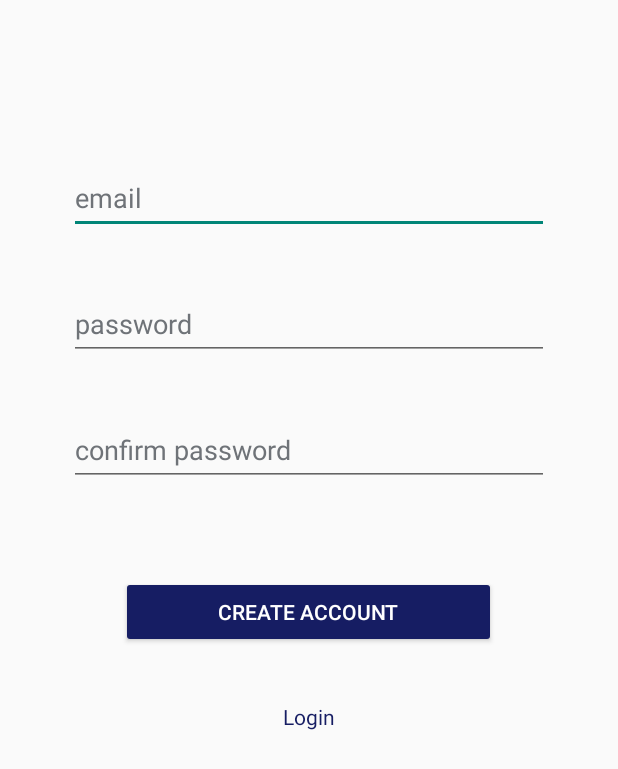
After one commit to jkieltyka15/cmsc-628-hw3-aws-mood-journal-app, an Android app: the layout fragment_signup.xml on its own in the app's theme, with its tools: preview values and no code run, on a phone screen of 412 x 824 dp. The commit adds this screen. Shown: the top 769 px of the screen. Run offline under Robolectric (Android 15) with nearby library versions, the phone set to English and light mode, and no system bars.

Commit message:
MJ: Created signup fragment.

```diff
--- /dev/null
+++ b/app/src/main/java/com/example/moodjournal/SignupFragment.java
@@ -0,0 +1,30 @@
+package com.example.moodjournal;
+
+import android.os.Bundle;
+import android.view.LayoutInflater;
+import android.view.View;
+import android.view.ViewGroup;
+
+import androidx.fragment.app.Fragment;
+
+
+public class SignupFragment extends Fragment {
+
+    /**
+     * Called when fragment view is created
+     *
+     * @param inflater: Used to inflate any views in the fragment
+     * @param container: Parent view that the fragment UI should be attached to
+     * @param savedInstanceState: Previous saved state
+     *
+     * @return View of fragment
+     */
+    @Override
+    public View onCreateView(LayoutInflater inflater,
+                             ViewGroup container,
+                             Bundle savedInstanceState) {
+
+        // inflate the layout for this fragment
+        return inflater.inflate(R.layout.fragment_login, container, false);
+    }
+}
--- /dev/null
+++ b/app/src/main/res/layout/fragment_signup.xml
@@ -0,0 +1,98 @@
+<?xml version="1.0" encoding="utf-8"?>
+<LinearLayout xmlns:android="http://schemas.android.com/apk/res/android"
+    xmlns:tools="http://schemas.android.com/tools"
+    android:layout_width="match_parent"
+    android:layout_height="match_parent"
+    android:orientation="vertical"
+    tools:context=".LoginFragment">
+
+    <Space
+        android:layout_width="match_parent"
+        android:layout_height="108sp" />
+
+    <EditText
+        android:id="@+id/editText_signup_email"
+        android:layout_width="320dp"
+        android:layout_height="48dp"
+        android:layout_gravity="center_horizontal"
+        android:autofillHints="@string/login_email_hint"
+        android:ems="10"
+        android:hint="@string/login_email_accessibility"
+        android:imeActionLabel="@string/login_email_accessibility"
+        android:inputType="textEmailAddress"
+        android:maxWidth="320dp"
+        android:textColor="@color/login_email_text"
+        android:textColorHint="@color/login_email_hint" />
+
+    <Space
+        android:layout_width="match_parent"
+        android:layout_height="36sp" />
+
+    <EditText
+        android:id="@+id/editText_signup_password"
+        android:layout_width="320dp"
+        android:layout_height="48dp"
+        android:layout_gravity="center_horizontal"
+        android:autofillHints="@string/login_password_hint"
+        android:ems="10"
+        android:hint="@string/login_password_accessibility"
+        android:inputType="textPassword"
+        android:maxWidth="320dp"
+        android:textColor="@color/login_password_text"
+        android:textColorHint="@color/login_password_hint" />
+
+    <Space
+        android:layout_width="match_parent"
+        android:layout_height="36sp" />
+
+    <EditText
+        android:id="@+id/editText_signup_password_confirm"
+        android:layout_width="320dp"
+        android:layout_height="48dp"
+        android:layout_gravity="center_horizontal"
+        android:autofillHints="@string/signup_password_confirm_hint"
+        android:ems="10"
+        android:hint="@string/signup_password_confirm_accessibility"
+        android:inputType="textPassword"
+        android:maxWidth="320dp"
+        android:textColor="@color/signup_password_confirm_text"
+        android:textColorHint="@color/signup_password_confirm_hint" />
+
+    <Space
+        android:layout_width="match_parent"
+        android:layout_height="12sp" />
+
+    <TextView
+        android:id="@+id/textView_signup_error"
+        android:layout_width="match_parent"
+        android:layout_height="36sp"
+        android:textAlignment="center"
+        android:textColor="@color/login_error_text" />
+
+    <Space
+        android:layout_width="match_parent"
+        android:layout_height="12sp" />
+
+    <Button
+        android:id="@+id/button_signup"
+        android:layout_width="250dp"
+        android:layout_height="wrap_content"
+        android:layout_gravity="center_horizontal"
+        android:backgroundTint="@color/button_signup"
+        android:maxWidth="350dp"
+        android:text="@string/button_signup_text"
+        android:textColor="@color/button_signup_text" />
+
+    <Space
+        android:layout_width="match_parent"
+        android:layout_height="36sp" />
+
+    <TextView
+        android:id="@+id/textView_login"
+        android:layout_width="match_parent"
+        android:layout_height="wrap_content"
+        android:text="@string/login_text"
+        android:textAlignment="center"
+        android:textColor="@color/login_text" />
+
+</LinearLayout>
--- a/app/src/main/res/values/colors.xml
+++ b/app/src/main/res/values/colors.xml
@@ -1,15 +1,20 @@
 <?xml version="1.0" encoding="utf-8"?>
 <resources>
-    <color name="black">#FF000000</color>                   <!-- Black -->
-    <color name="white">#FFFFFFFF</color>                   <!-- White -->
-    <color name="toolbar">#161D63</color>                   <!-- Dark Royal Blue -->
-    <color name="toolbar_text">#FFFFFFFF</color>            <!-- White -->
-    <color name="login_email_text">#FF000000</color>        <!-- Black -->
-    <color name="login_email_hint">#B0BEC5</color>          <!-- Grey -->
-    <color name="login_password_text">#FF000000</color>     <!-- Black -->
-    <color name="login_password_hint">#B0BEC5</color>       <!-- Grey -->
-    <color name="login_error_text">#CC0000</color>          <!-- Red -->
-    <color name="button_login">#161D63</color>              <!-- Dark Royal Blue -->
-    <color name="button_login_text">#FFFFFFFF</color>       <!-- White -->
-    <color name="signup_text">#161D63</color>               <!-- Dark Royal Blue -->
+    <color name="black">#FF000000</color>                           <!-- Black -->
+    <color name="white">#FFFFFFFF</color>                           <!-- White -->
+    <color name="toolbar">#161D63</color>                           <!-- Dark Royal Blue -->
+    <color name="toolbar_text">#FFFFFFFF</color>                    <!-- White -->
+    <color name="login_email_text">#FF000000</color>                <!-- Black -->
+    <color name="login_email_hint">#6F7378</color>                  <!-- Dark Gray -->
+    <color name="login_password_text">#FF000000</color>             <!-- Black -->
+    <color name="login_password_hint">#6F7378</color>               <!-- Dark Gray -->
+    <color name="signup_password_confirm_text">#FF000000</color>    <!-- Black -->
+    <color name="signup_password_confirm_hint">#6F7378</color>      <!-- Dark Gray -->
+    <color name="login_error_text">#CC0000</color>                  <!-- Red -->
+    <color name="button_login">#161D63</color>                      <!-- Dark Royal Blue -->
+    <color name="button_login_text">#FFFFFFFF</color>               <!-- White -->
+    <color name="signup_text">#161D63</color>                       <!-- Dark Royal Blue -->
+    <color name="button_signup">#161D63</color>                     <!-- Dark Royal Blue -->
+    <color name="button_signup_text">#FFFFFFFF</color>              <!-- White -->
+    <color name="login_text">#161D63</color>                        <!-- Dark Royal Blue -->
 </resources>
--- a/app/src/main/res/values/strings.xml
+++ b/app/src/main/res/values/strings.xml
@@ -5,7 +5,11 @@
     <string name="login_email_accessibility">email</string>
     <string name="login_password_hint">password</string>
     <string name="login_password_accessibility">password</string>
+    <string name="signup_password_confirm_hint">confirm password</string>
+    <string name="signup_password_confirm_accessibility">confirm password</string>
     <string name="button_login_text">Login</string>
+    <string name="login_text">Login</string>
+    <string name="button_signup_text">Create Account</string>
     <string name="signup_text">Sign Up</string>
     <string name="button_toolbar_menu_description">Navigation Menu</string>
 </resources>
```
